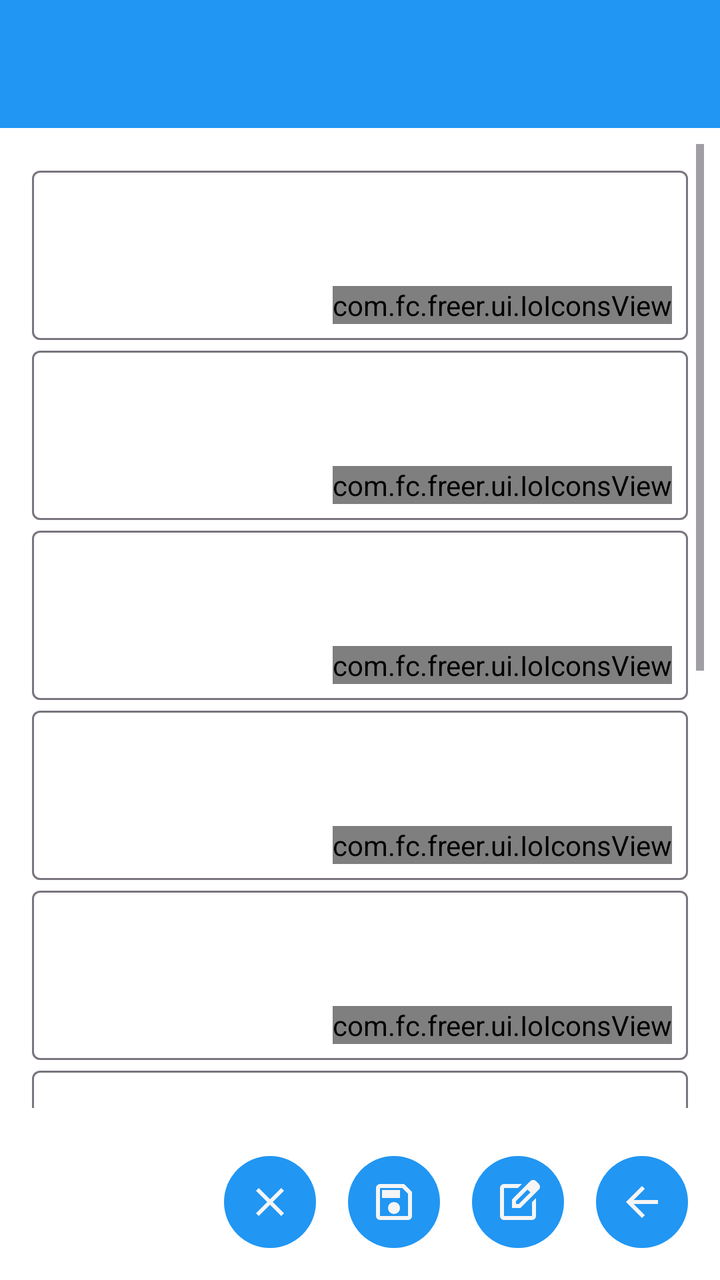
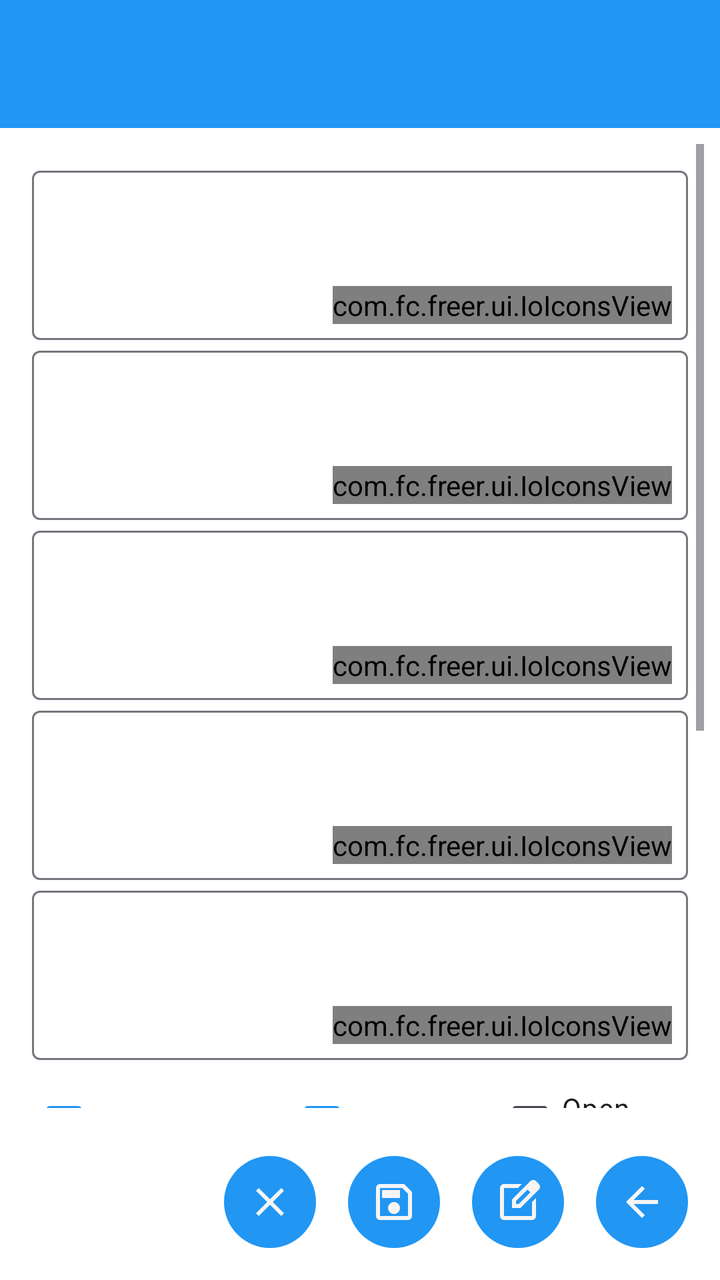

Before-and-after screenshots of an Android layout around one commit, followed by the original layout XML and the change that was made.
<!-- AndroidManifest.xml: application theme Theme.Freer -->
<!-- res/layout/activity_create_token.xml -->
<?xml version="1.0" encoding="utf-8"?>
<LinearLayout xmlns:android="http://schemas.android.com/apk/res/android"
    android:layout_width="match_parent"
    android:layout_height="match_parent"
    android:orientation="vertical">

    <include layout="@layout/common_toolbar" />

    <ScrollView
        android:layout_width="match_parent"
        android:layout_height="0dp"
        android:layout_weight="1"
        android:layout_margin="8dp">

        <LinearLayout
            android:layout_width="match_parent"
            android:layout_height="wrap_content"
            android:orientation="vertical"
            android:padding="8dp">

            
            <include
                android:id="@+id/tokenIdView"
                layout="@layout/layout_text_input_with_scan" />

            
            <include
                android:id="@+id/tokenNameView"
                layout="@layout/layout_text_input_with_scan" />

            
            <include
                android:id="@+id/descView"
                layout="@layout/layout_text_input_with_scan" />

            
            <include
                android:id="@+id/consensusIdView"
                layout="@layout/layout_text_input_with_scan" />

            
            <include
                android:id="@+id/capacityView"
                layout="@layout/layout_text_input_with_scan" />

            
            <include
                android:id="@+id/decimalView"
                layout="@layout/layout_text_input_with_scan" />

            
            <LinearLayout
                android:layout_width="match_parent"
                android:layout_height="wrap_content"
                android:layout_marginTop="8dp"
                android:orientation="horizontal"
                android:gravity="center_vertical">

                <CheckBox
                    android:id="@+id/transferable_checkbox"
                    android:layout_width="wrap_content"
                    android:layout_height="wrap_content"
                    android:text="@string/transferable"
                    android:checked="true" />

                <CheckBox
                    android:id="@+id/closable_checkbox"
                    android:layout_width="wrap_content"
                    android:layout_height="wrap_content"
                    android:layout_marginStart="16dp"
                    android:text="@string/closable"
                    android:checked="true" />

                <CheckBox
                    android:id="@+id/open_issue_checkbox"
                    android:layout_width="wrap_content"
                    android:layout_height="wrap_content"
                    android:layout_marginStart="16dp"
                    android:text="@string/open_issue" />

            </LinearLayout>

            
            <include
                android:id="@+id/maxAmtPerIssueView"
                layout="@layout/layout_text_input_with_scan" />

            
            <include
                android:id="@+id/minCddPerIssueView"
                layout="@layout/layout_text_input_with_scan" />

            
            <include
                android:id="@+id/maxIssuesPerAddrView"
                layout="@layout/layout_text_input_with_scan" />

        </LinearLayout>

    </ScrollView>

    
    <LinearLayout
        android:layout_width="match_parent"
        android:layout_height="wrap_content"
        android:orientation="horizontal"
        android:layout_marginTop="8dp"
        android:layout_marginBottom="8dp"
        android:layout_marginStart="8dp"
        android:layout_marginEnd="8dp"
        android:gravity="end">

        <ImageButton
            android:id="@+id/clearButton"
            style="@style/ImageButtonStyle"
            android:src="@drawable/ic_clear"
            android:contentDescription="@string/clear" />

        <ImageButton
            android:id="@+id/saveButton"
            style="@style/ImageButtonStyle"
            android:src="@drawable/ic_save"
            android:contentDescription="@string/save" />

        <ImageButton
            android:id="@+id/publishButton"
            style="@style/ImageButtonStyle"
            android:src="@drawable/ic_carve"
            android:contentDescription="@string/carve" />

        <ImageButton
            android:id="@+id/back_button"
            style="@style/ImageButtonStyle"
            android:src="@drawable/ic_back"
            android:contentDescription="@string/back" />

    </LinearLayout>

</LinearLayout>
<!-- res/layout/common_toolbar.xml (included above) -->
<?xml version="1.0" encoding="utf-8"?>
<androidx.appcompat.widget.Toolbar xmlns:android="http://schemas.android.com/apk/res/android"
    xmlns:app="http://schemas.android.com/apk/res-auto"
    android:id="@+id/toolbar"
    android:layout_width="match_parent"
    android:layout_height="?attr/actionBarSize"
    android:background="@color/accent"
    android:theme="@style/ThemeOverlay.Freer.Toolbar">

    <LinearLayout
        android:id="@+id/toolbar_fid_container"
        android:layout_width="wrap_content"
        android:layout_height="match_parent"
        android:layout_gravity="end"
        android:orientation="horizontal"
        android:gravity="end|center_vertical"
        android:visibility="gone"
        android:clickable="true"
        android:focusable="true"
        android:paddingStart="8dp"
        android:paddingEnd="16dp"
        android:background="?android:attr/selectableItemBackground">

        <TextView
            android:id="@+id/toolbar_fid_text"
            android:layout_width="130dp"
            android:layout_height="wrap_content"
            android:textColor="@color/main_background"
            android:paddingStart="8dp"
            android:paddingEnd="4dp"
            android:textSize="14sp"
            android:maxLines="1"
            android:gravity="end"
            android:ellipsize="middle" />

        <ImageView
            android:id="@+id/toolbar_avatar"
            android:layout_width="42dp"
            android:layout_height="42dp"
            android:background="@color/accent"
            android:scaleType="centerCrop"
            android:contentDescription="@string/avatar" />

    </LinearLayout>

</androidx.appcompat.widget.Toolbar>
<!-- res/layout/layout_text_input_with_scan.xml (included above) -->
<?xml version="1.0" encoding="utf-8"?>
<FrameLayout xmlns:android="http://schemas.android.com/apk/res/android"
    xmlns:app="http://schemas.android.com/apk/res-auto"
    android:layout_width="match_parent"
    android:layout_height="match_parent">

    <com.google.android.material.textfield.TextInputLayout
        android:id="@+id/textInputWithScanLayout"
        android:layout_width="match_parent"
        android:layout_height="match_parent"
        app:boxBackgroundColor="@color/input_field_background"
        style="@style/Widget.Material3.TextInputLayout.OutlinedBox">

        <com.google.android.material.textfield.TextInputEditText
            android:id="@+id/textInput"
            android:layout_width="match_parent"
            android:layout_height="match_parent"
            android:gravity="top"
            android:inputType="textMultiLine"
            android:minLines="3"
            android:paddingStart="8dp"
            android:paddingEnd="70dp"
            android:paddingBottom="8dp"
            />
    </com.google.android.material.textfield.TextInputLayout>

    <com.fc.freer.ui.IoIconsView
        android:id="@+id/scanIcon"
        android:layout_width="wrap_content"
        android:layout_height="wrap_content"
        android:layout_gravity="bottom|end"
        android:layout_margin="8dp" />
</FrameLayout>
<!-- resources referenced by this layout -->
<resources>
  <color name="accent">#2196F3</color>
  <color name="input_field_background">#FFFFFF</color>
  <color name="main_background">#F5F5F5</color>
  <!-- drawable ic_back (drawable) -->
  <vector xmlns:android="http://schemas.android.com/apk/res/android"
      android:width="24dp"
      android:height="24dp"
      android:viewportWidth="960"
      android:viewportHeight="960">
    <path
        android:pathData="m313,520 l224,224 -57,56 -320,-320 320,-320 57,56 -224,224h487v80L313,520Z"
        android:fillColor="@color/main_background"/>
  </vector>
  <!-- drawable ic_carve (drawable) -->
  <vector xmlns:android="http://schemas.android.com/apk/res/android"
      android:width="24dp"
      android:height="24dp"
      android:viewportWidth="960"
      android:viewportHeight="960">
    <path
        android:pathData="M200,840q-33,0 -56.5,-23.5T120,760v-560q0,-33 23.5,-56.5T200,120h357l-80,80L200,200v560h560v-278l80,-80v358q0,33 -23.5,56.5T760,840L200,840ZM480,480ZM360,600v-170l367,-367q12,-12 27,-18t30,-6q16,0 30.5,6t26.5,18l56,57q11,12 17,26.5t6,29.5q0,15 -5.5,29.5T897,232L530,600L360,600ZM841,176 L785,120 841,176ZM440,520h56l232,-232 -28,-28 -29,-28 -231,231v57ZM700,260 L671,232 700,260 728,288 700,260Z"
        android:fillColor="#000000"/>
  </vector>
  <!-- drawable ic_clear (drawable) -->
  <?xml version="1.0" encoding="utf-8"?>
  <vector xmlns:android="http://schemas.android.com/apk/res/android"
      android:width="24dp"
      android:height="24dp"
      android:viewportWidth="24"
      android:viewportHeight="24"
      android:tint="@color/accent">
      <path
          android:fillColor="@color/text"
          android:pathData="M19,6.41L17.59,5 12,10.59 6.41,5 5,6.41 10.59,12 5,17.59 6.41,19 12,13.41 17.59,19 19,17.59 13.41,12z"/>
  </vector>
  <!-- drawable ic_save (drawable) -->
  <vector xmlns:android="http://schemas.android.com/apk/res/android"
      android:width="24dp"
      android:height="24dp"
      android:viewportWidth="960"
      android:viewportHeight="960">
    <path
        android:pathData="M840,280v480q0,33 -23.5,56.5T760,840L200,840q-33,0 -56.5,-23.5T120,760v-560q0,-33 23.5,-56.5T200,120h480l160,160ZM760,314L646,200L200,200v560h560v-446ZM480,720q50,0 85,-35t35,-85q0,-50 -35,-85t-85,-35q-50,0 -85,35t-35,85q0,50 35,85t85,35ZM240,400h360v-160L240,240v160ZM200,314v446,-560 114Z"
        android:fillColor="#030626"/>
  </vector>
  <string name="avatar">Avatar</string>
  <string name="back">Back</string>
  <string name="carve">Carve</string>
  <string name="clear">Clear</string>
  <string name="closable">Closable</string>
  <string name="open_issue">Open Issue</string>
  <string name="save">Save</string>
  <string name="transferable">Transferable</string>
  <style name="ImageButtonStyle">
          <item name="android:layout_width">46dp</item>
          <item name="android:layout_height">46dp</item>
          <item name="android:layout_margin">8dp</item>
          <item name="android:background">@drawable/bg_round_accent</item>
          <item name="android:tint">@color/main_background</item>
          <item name="android:scaleType">centerInside</item>
          <item name="android:padding">8dp</item>
      </style>
  <style name="ThemeOverlay.Freer.Toolbar" parent="ThemeOverlay.AppCompat.ActionBar">
          <item name="android:textColorPrimary">@color/main_background</item>
          <item name="android:textColorSecondary">@color/main_background</item>
      </style>
  <style name="Theme.Freer" parent="Base.Theme.Freer" />
  <color name="text">#000000</color>
  <!-- drawable bg_round_accent (drawable) -->
  <?xml version="1.0" encoding="utf-8"?>
  <shape xmlns:android="http://schemas.android.com/apk/res/android"
      android:shape="oval">
      <solid android:color="@color/accent" />
  </shape>
  <!-- unchanged entries left out for length: 1 -->
</resources>

<!-- the commit's change to res/layout/activity_create_token.xml (unified diff, before → after) -->
@@ -19,10 +19,6 @@
             android:padding="8dp">
 
             
-            <include
-                android:id="@+id/tokenIdView"
-                layout="@layout/layout_text_input_with_scan" />
-
             
             <include
                 android:id="@+id/tokenNameView"
